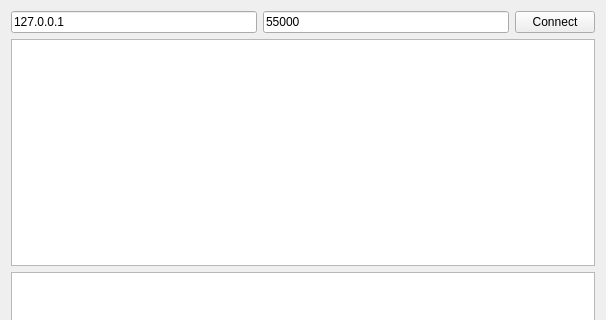
Before: the Qt Designer form TCPSocket/mainwindow.ui in fffaraz/TCP-GUI, drawn with Qt 5; both pictures show x 0 to 606 and y 0 to 320 of the 606 by 538 pixel window.
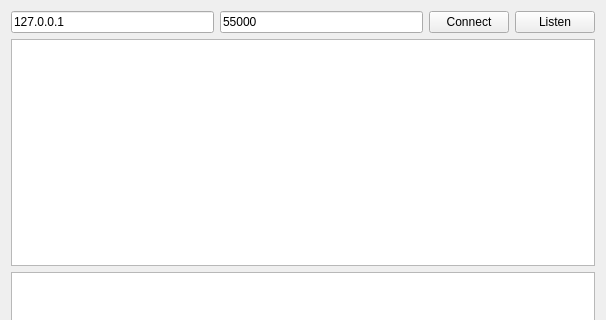
After: the same form once the commit is applied.

The edit to the form file:
```diff
--- a/TCPSocket/mainwindow.ui
+++ b/TCPSocket/mainwindow.ui
@@ -38,6 +38,13 @@
         </property>
        </widget>
       </item>
+      <item>
+       <widget class="QPushButton" name="btnListen">
+        <property name="text">
+         <string>Listen</string>
+        </property>
+       </widget>
+      </item>
      </layout>
     </item>
     <item>
```
